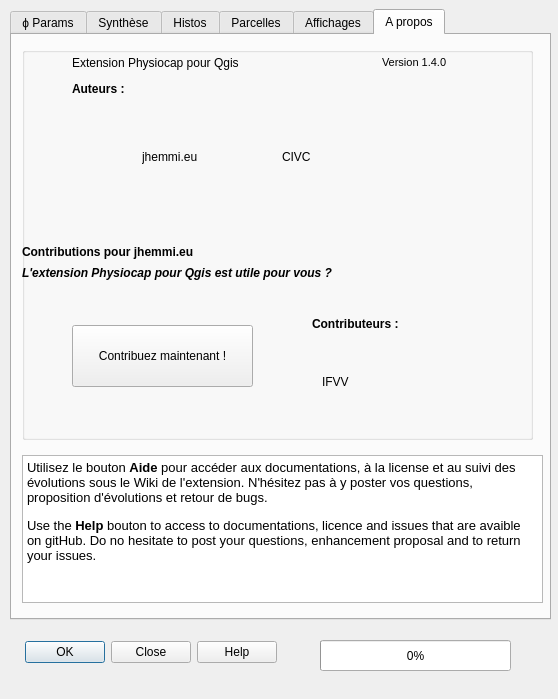
This is Physiocap_dialog_base.ui in jhemmi/QgisPhysiocapPlugin as Qt 5 draws it before an edit. The edited form follows.
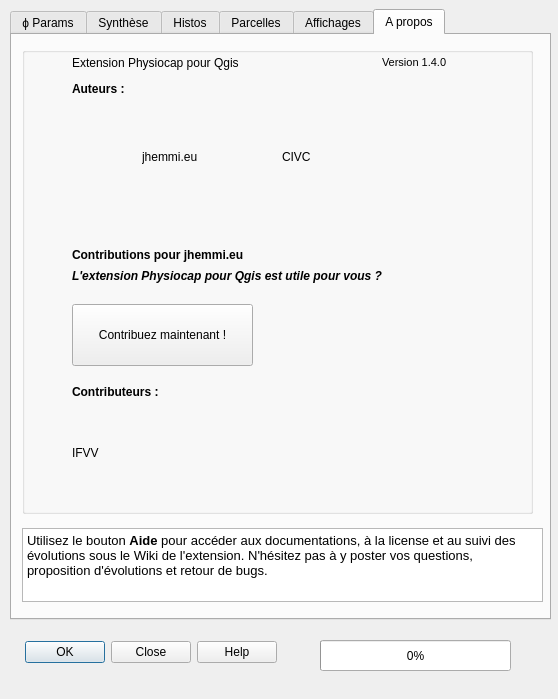
This is the edited form. The open tabs and pages were chosen to show the change.

What changed in the file:
```diff
--- a/Physiocap_dialog_base.ui
+++ b/Physiocap_dialog_base.ui
@@ -2433,7 +2433,7 @@
        <x>10</x>
        <y>12</y>
        <width>511</width>
-       <height>393</height>
+       <height>467</height>
       </rect>
      </property>
      <property name="toolTip">
@@ -2445,8 +2445,8 @@
      <widget class="QLabel" name="label_104">
       <property name="geometry">
        <rect>
-        <x>0</x>
-        <y>194</y>
+        <x>50</x>
+        <y>197</y>
         <width>351</width>
         <height>21</height>
        </rect>
@@ -2464,8 +2464,8 @@
      <widget class="QLabel" name="label_105">
       <property name="geometry">
        <rect>
-        <x>0</x>
-        <y>215</y>
+        <x>50</x>
+        <y>218</y>
         <width>401</width>
         <height>21</height>
        </rect>
@@ -2485,7 +2485,7 @@
       <property name="geometry">
        <rect>
         <x>50</x>
-        <y>278</y>
+        <y>257</y>
         <width>181</width>
         <height>62</height>
        </rect>
@@ -2500,8 +2500,8 @@
      <widget class="QLabel" name="label_106">
       <property name="geometry">
        <rect>
-        <x>290</x>
-        <y>266</y>
+        <x>50</x>
+        <y>334</y>
         <width>111</width>
         <height>21</height>
        </rect>
@@ -2610,8 +2610,8 @@
      <widget class="QLabel" name="label_IFVV">
       <property name="geometry">
        <rect>
-        <x>300</x>
-        <y>297</y>
+        <x>50</x>
+        <y>368</y>
         <width>101</width>
         <height>76</height>
        </rect>
@@ -2659,9 +2659,9 @@
      <property name="geometry">
       <rect>
        <x>10</x>
-       <y>420</y>
+       <y>493</y>
        <width>521</width>
-       <height>148</height>
+       <height>74</height>
       </rect>
      </property>
      <property name="html">
@@ -2669,9 +2669,7 @@
 &lt;html&gt;&lt;head&gt;&lt;meta name=&quot;qrichtext&quot; content=&quot;1&quot; /&gt;&lt;style type=&quot;text/css&quot;&gt;
 p, li { white-space: pre-wrap; }
 &lt;/style&gt;&lt;/head&gt;&lt;body style=&quot; font-family:'Cantarell'; font-size:11pt; font-weight:400; font-style:normal;&quot;&gt;
-&lt;p style=&quot; margin-top:0px; margin-bottom:0px; margin-left:0px; margin-right:0px; -qt-block-indent:0; text-indent:0px;&quot;&gt;&lt;span style=&quot; font-size:10pt;&quot;&gt;Utilisez le bouton &lt;/span&gt;&lt;span style=&quot; font-size:10pt; font-weight:600;&quot;&gt;Aide&lt;/span&gt;&lt;span style=&quot; font-size:10pt;&quot;&gt; pour accéder aux documentations, à la license et au suivi des évolutions sous le Wiki de l'extension. N'hésitez pas à y poster vos questions, proposition d'évolutions et retour de bugs.&lt;/span&gt;&lt;/p&gt;
-&lt;p style=&quot;-qt-paragraph-type:empty; margin-top:0px; margin-bottom:0px; margin-left:0px; margin-right:0px; -qt-block-indent:0; text-indent:0px; font-size:8pt;&quot;&gt;&lt;br /&gt;&lt;/p&gt;
-&lt;p style=&quot; margin-top:0px; margin-bottom:0px; margin-left:0px; margin-right:0px; -qt-block-indent:0; text-indent:0px;&quot;&gt;&lt;span style=&quot; font-size:10pt;&quot;&gt;Use the &lt;/span&gt;&lt;span style=&quot; font-size:10pt; font-weight:600;&quot;&gt;Help&lt;/span&gt;&lt;span style=&quot; font-size:10pt;&quot;&gt; bouton to access to documentations, licence and issues that are avaible on gitHub. Do no hesitate to post your questions, enhancement proposal and to return your issues.&lt;/span&gt;&lt;/p&gt;&lt;/body&gt;&lt;/html&gt;</string>
+&lt;p style=&quot; margin-top:0px; margin-bottom:0px; margin-left:0px; margin-right:0px; -qt-block-indent:0; text-indent:0px;&quot;&gt;&lt;span style=&quot; font-size:10pt;&quot;&gt;Utilisez le bouton &lt;/span&gt;&lt;span style=&quot; font-size:10pt; font-weight:600;&quot;&gt;Aide&lt;/span&gt;&lt;span style=&quot; font-size:10pt;&quot;&gt; pour accéder aux documentations, à la license et au suivi des évolutions sous le Wiki de l'extension. N'hésitez pas à y poster vos questions, proposition d'évolutions et retour de bugs.&lt;/span&gt;&lt;/p&gt;&lt;/body&gt;&lt;/html&gt;</string>
      </property>
     </widget>
    </widget>
```
Left out of the diff: 51 changed lines with no effect on the pictures.
